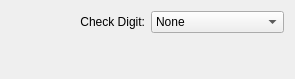
Old version of the form frontend_qt4/grpMSICheck.ui in the repository zint/zint-gpl-only.
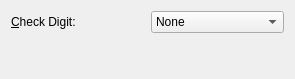
New version of the form.

```diff
--- a/frontend_qt4/grpMSICheck.ui
+++ b/frontend_qt4/grpMSICheck.ui
@@ -17,12 +17,15 @@
    <item>
     <layout class="QHBoxLayout" name="horizontalLayout">
      <item>
-      <widget class="QLabel" name="lblMSICheck">
-       <property name="text">
-        <string>Check Digit:</string>
+      <widget class="QLabel" name="lblMSICheck" >
+       <property name="text" >
+        <string>&amp;Check Digit:</string>
        </property>
-       <property name="alignment">
-        <set>Qt::AlignRight|Qt::AlignTrailing|Qt::AlignVCenter</set>
+       <property name="alignment" >
+        <set>Qt::AlignLeading|Qt::AlignLeft|Qt::AlignVCenter</set>
+       </property>
+       <property name="buddy" >
+        <cstring>cmbMSICheck</cstring>
        </property>
       </widget>
      </item>
```
Left out of the diff: 31 changed lines with no effect on the pictures.
